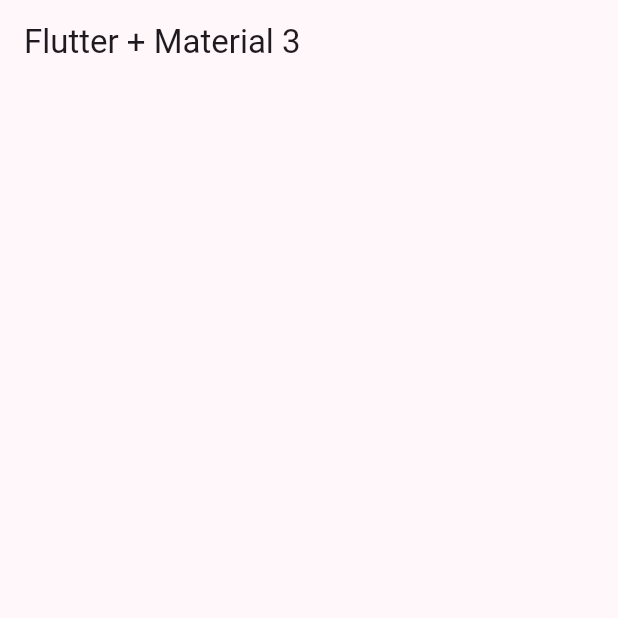
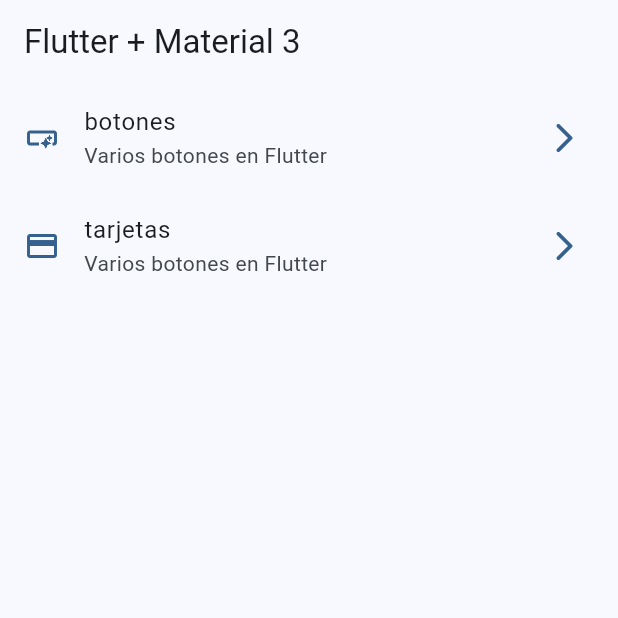
Before and after one commit to masmariuss/widgets_app, a Flutter app: the screen it shows after launch, on a phone screen of 412 x 824 dp, the top half of it. Run offline on Flutter 3.47's test engine with Material 2 defaults, Android fonts, the phone set to English and light mode, and no system bars.

Commit message:
Home Screen Implementado

```diff
--- a/lib/config/theme/menu/menu_items.dart
+++ b/lib/config/theme/menu/menu_items.dart
@@ -24,7 +24,7 @@ const appMenuItems = <MenuItem>[
   ),
 
   MenuItem(
-    title: 'botones',
+    title: 'tarjetas',
     subTitle: 'Varios botones en Flutter',
     link: '/buttons',
     icon: Icons.credit_card
--- a/lib/main.dart
+++ b/lib/main.dart
@@ -13,7 +13,7 @@ class MainApp extends StatelessWidget {
   Widget build(BuildContext context) {
     return MaterialApp(
       debugShowCheckedModeBanner: false,
-      theme: AppTheme(selectedColor: 4).getTheme(),
+      theme: AppTheme(selectedColor: 0).getTheme(),
       home: const HomeScreen()
     );
   }
--- a/lib/presentation/screens/home/home_screen.dart
+++ b/lib/presentation/screens/home/home_screen.dart
@@ -1,4 +1,5 @@
 import 'package:flutter/material.dart';
+import 'package:widgets_app/config/theme/menu/menu_items.dart';
 
 class HomeScreen extends StatelessWidget {
   const HomeScreen({super.key});
@@ -9,7 +10,50 @@ class HomeScreen extends StatelessWidget {
       appBar: AppBar(
         title: const Text('Flutter + Material 3'),
       ),
+      body: const _HomeView(),
 
     );
   }
 }
+
+class _HomeView extends StatelessWidget {
+  const _HomeView();
+
+  @override
+  Widget build(BuildContext context) {
+
+    return ListView.builder(
+      // physics: BouncingScrollPhysics(),
+      itemCount: appMenuItems.length,
+      itemBuilder: (context, index) {
+        final menuItem = appMenuItems[index];
+
+        return _CustomListTile(menuItem: menuItem);
+      },
+    );
+  }
+}
+
+class _CustomListTile extends StatelessWidget {
+  const _CustomListTile({
+    required this.menuItem,
+  });
+
+  final MenuItem menuItem;
+
+  @override
+  Widget build(BuildContext context) {
+
+    final colors = Theme.of(context).colorScheme;
+
+    return ListTile(
+      leading: Icon(menuItem.icon, color: colors.primary),
+      trailing: Icon(Icons.arrow_forward_ios_rounded, color: colors.primary),
+      title: Text(menuItem.title),
+      subtitle: Text(menuItem.subTitle),
+      onTap: () {
+
+      },
+    );
+  }
+}
```
